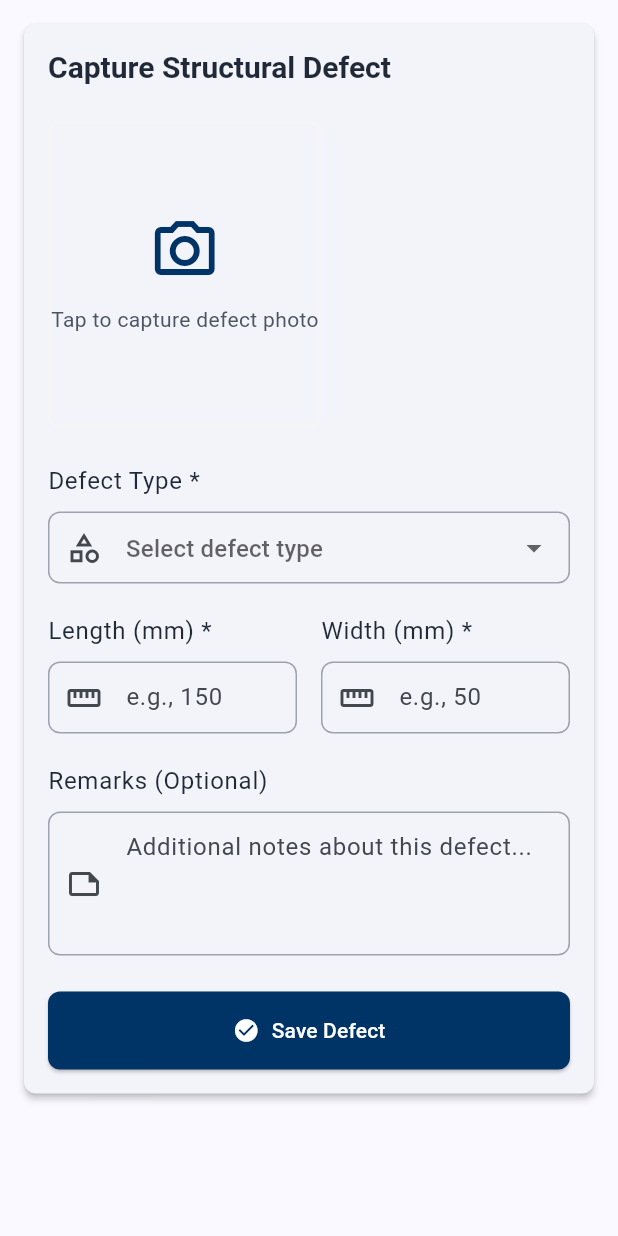
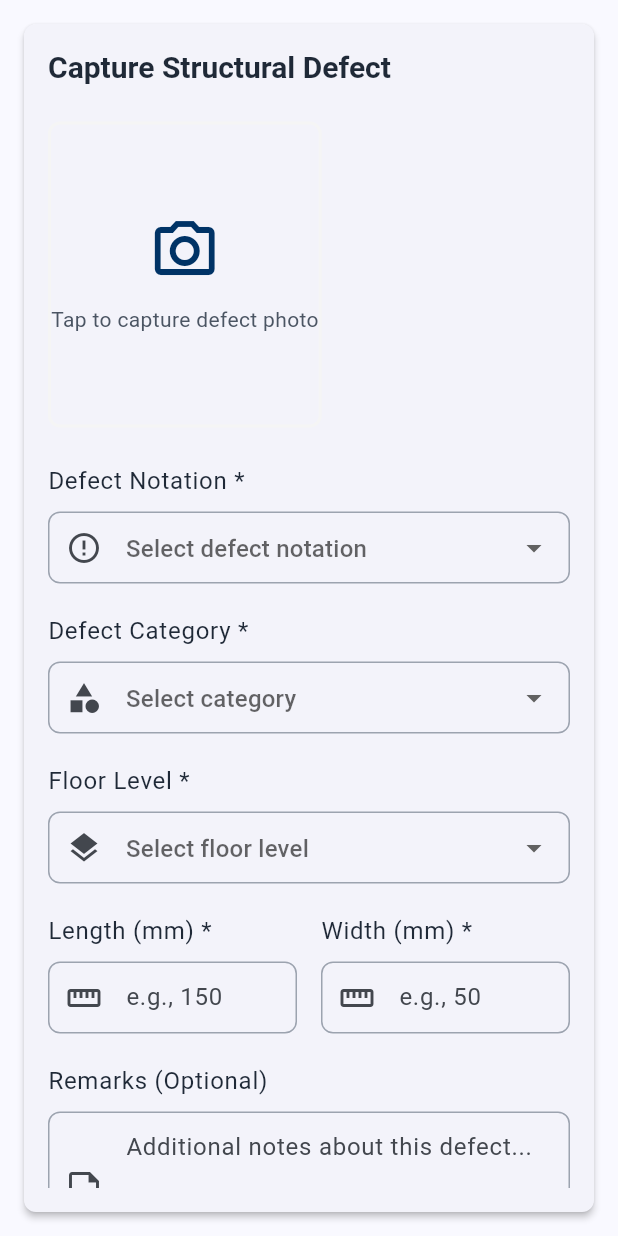
Before and after one commit to gunathkalpitha/NBRO_Mobile_application_software_project, a Flutter app: the DefectCaptureCard widget shown alone on an empty page, opened directly with empty values, on a phone screen of 412 x 824 dp. Run offline on Flutter 3.47's test engine with Material 3 defaults, Android fonts, the phone set to English and light mode, and no system bars; our stand-ins replace flutter_bloc, geolocator, image_picker, local_auth, supabase_flutter; accounts and stored records are empty.

Commit message:
fix the captured issue and add defect capture  section

```diff
--- a/lib/presentation/widgets/defect_capture_card.dart
+++ b/lib/presentation/widgets/defect_capture_card.dart
@@ -23,7 +23,9 @@ class _DefectCaptureCardState extends State<DefectCaptureCard> {
   final _widthController = TextEditingController();
   final _remarksController = TextEditingController();
 
-  DefectType? _selectedDefectType;
+  DefectNotation? _selectedDefectNotation;
+  DefectCategory? _selectedDefectCategory;
+  String? _selectedFloorLevel;
   File? _selectedImage;
   bool _skipImage = false;
   bool _isSubmitting = false;
@@ -63,9 +65,16 @@ class _DefectCaptureCardState extends State<DefectCaptureCard> {
 
   Future<void> _submitDefect() async {
     // Validation
-    if (_selectedDefectType == null) {
+    if (_selectedDefectNotation == null) {
       ScaffoldMessenger.of(context).showSnackBar(
-        const SnackBar(content: Text('Please select a defect type')),
+        const SnackBar(content: Text('Please select a defect notation')),
+      );
+      return;
+    }
+
+    if (_selectedDefectCategory == null) {
+      ScaffoldMessenger.of(context).showSnackBar(
+        const SnackBar(content: Text('Please select a defect category')),
       );
       return;
     }
@@ -93,9 +102,9 @@ class _DefectCaptureCardState extends State<DefectCaptureCard> {
       final defect = Defect(
         id: DateTime.now().millisecondsSinceEpoch.toString(),
         inspectionId: '', // Will be set by parent
-        notation: DefectNotation.c, // Default to wall crack
-        category: DefectCategory.buildingFloor,
-        floorLevel: 'Ground',
+        notation: _selectedDefectNotation!,
+        category: _selectedDefectCategory!,
+        floorLevel: _selectedFloorLevel ?? 'Ground',
         lengthMm: length,
         widthMm: width,
         photoPath: _skipImage ? null : _selectedImage?.path,
@@ -109,11 +118,14 @@ class _DefectCaptureCardState extends State<DefectCaptureCard> {
 
       // Reset form
       setState(() {
-        _selectedDefectType = null;
+        _selectedDefectNotation = null;
+        _selectedDefectCategory = null;
+        _selectedFloorLevel = null;
         _lengthController.clear();
         _widthController.clear();
         _remarksController.clear();
         _selectedImage = null;
+        _skipImage = false;
       });
 
       debugPrint('[DefectCaptureCard] Defect captured: ${defect.id}');
@@ -239,28 +251,79 @@ class _DefectCaptureCardState extends State<DefectCaptureCard> {
               ),
               const SizedBox(height: 24),
 
-              // Defect Type Dropdown
+              // Defect Notation Dropdown
               Text(
-                'Defect Type *',
+                'Defect Notation *',
                 style: Theme.of(context).textTheme.bodyLarge,
               ),
               const SizedBox(height: 8),
-              DropdownButtonFormField<DefectType>(
-                initialValue: _selectedDefectType,
-                decoration: InputDecoration(
-                  hintText: 'Select defect type',
-                  prefixIcon: const Icon(Icons.category_outlined),
+              DropdownButtonFormField<DefectNotation>(
+                initialValue: _selectedDefectNotation,
+                decoration: const InputDecoration(
+                  hintText: 'Select defect notation',
+                  prefixIcon: Icon(Icons.error_outline),
                 ),
-                items: DefectType.values
+                items: DefectNotation.values
                     .map(
-                      (type) => DropdownMenuItem(
-                        value: type,
-                        child: Text(type.displayName),
+                      (notation) => DropdownMenuItem(
+                        value: notation,
+                        child: Text(notation.displayName),
                       ),
                     )
                     .toList(),
                 onChanged: (value) {
-                  setState(() => _selectedDefectType = value);
+                  setState(() => _selectedDefectNotation = value);
+                },
+              ),
+              const SizedBox(height: 20),
+
+              // Defect Category Dropdown
+              Text(
+                'Defect Category *',
+                style: Theme.of(context).textTheme.bodyLarge,
+              ),
+              const SizedBox(height: 8),
+              DropdownButtonFormField<DefectCategory>(
+                initialValue: _selectedDefectCategory,
+                decoration: const InputDecoration(
+                  hintText: 'Select category',
+                  prefixIcon: Icon(Icons.category),
+                ),
+                items: DefectCategory.values
+                    .map(
+                      (category) => DropdownMenuItem(
+                        value: category,
+                        child: Text(category.displayName),
+                      ),
+                    )
+                    .toList(),
+                onChanged: (value) {
+                  setState(() => _selectedDefectCategory = value);
+                },
+              ),
+              const SizedBox(height: 20),
+
+              // Floor Level Dropdown
+              Text(
+                'Floor Level *',
+                style: Theme.of(context).textTheme.bodyLarge,
+              ),
+              const SizedBox(height: 8),
+              DropdownButtonFormField<String>(
+                initialValue: _selectedFloorLevel,
+                decoration: const InputDecoration(
+                  hintText: 'Select floor level',
+                  prefixIcon: Icon(Icons.layers),
+                ),
+                items: const [
+                  DropdownMenuItem(value: 'Ground', child: Text('Ground Floor')),
+                  DropdownMenuItem(value: '1st', child: Text('1st Floor')),
+                  DropdownMenuItem(value: '2nd', child: Text('2nd Floor')),
+                  DropdownMenuItem(value: '3rd', child: Text('3rd Floor')),
+                  DropdownMenuItem(value: 'Roof', child: Text('Roof')),
+                ],
+                onChanged: (value) {
+                  setState(() => _selectedFloorLevel = value);
                 },
               ),
               const SizedBox(height: 20),
--- a/pubspec.yaml
+++ b/pubspec.yaml
@@ -39,7 +39,10 @@ dependencies:
   bloc: ^8.1.0
 
   # Backend & Sync
-  supabase_flutter: ^1.10.0
+  supabase_flutter: ^2.12.0
+
+  # Override problematic transitive dependency
+  sign_in_with_apple: ^6.1.3
 
   # Local Storage
   drift: ^2.14.0
```
Also changed, not shown: lib/presentation/screens/dashboard_screen.dart (+12 -3 lines), lib/presentation/screens/login_screen.dart (+10 -4 lines), lib/presentation/screens/site_inspection_wizard.dart (+43 -46 lines), lib/presentation/widgets/branding.dart (+14 -2 lines), pubspec.lock, 2 other files.
